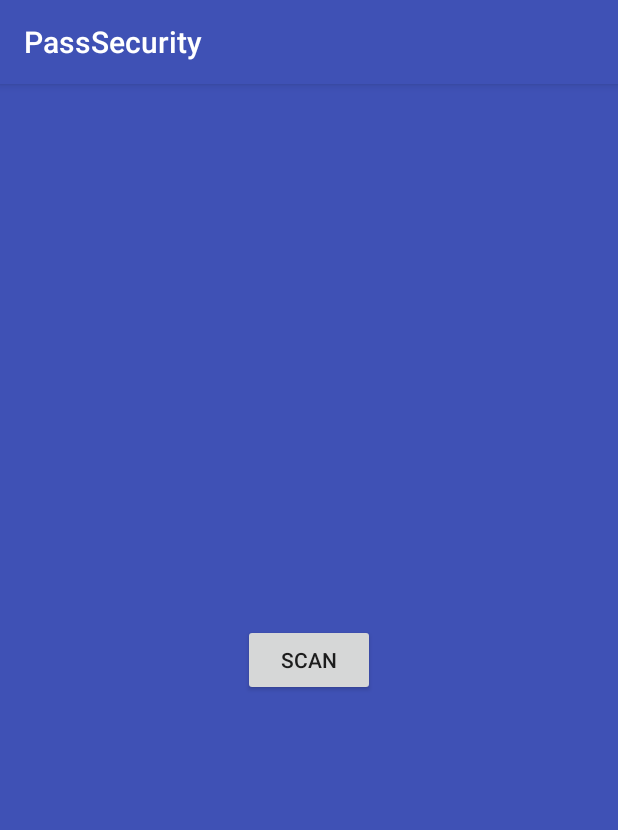
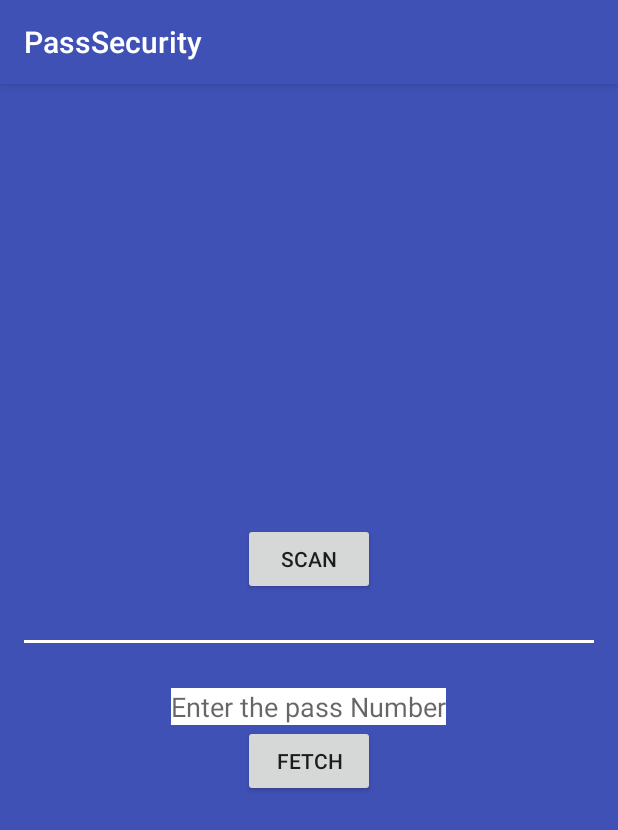
Before and after one commit to Dwijraj/TouristUser, an Android app: the screen it shows after launch once a user with an empty profile is signed in (MainActivity), on a phone screen of 412 x 824 dp. Shown: the top 830 px of the screen. Run offline under Robolectric (Android 15) with nearby library versions, the phone set to English and light mode, and no system bars; our stand-ins replace Firebase (no records; nobody signed in at launch, a user with empty details on screens opened directly); libraries missing offline, so code that uses them is left out: com.google.zxing.integration.

Commit message:
Provision to write pass number also

```diff
--- a/app/src/main/java/pass/com/passsecurity/Display.java
+++ b/app/src/main/java/pass/com/passsecurity/Display.java
@@ -29,6 +29,8 @@ public class Display extends AppCompatActivity {
     private Button Vehicle;
     private Button generatebarcode;
     private TextView Mobile2;
+    private TextView CarNumber;
+    private TextView DriverName;
     private TextView Dateofbirth2;
     private TextView Dateofjourney2;
     private TextView Transaction_Id2;
@@ -49,6 +51,8 @@ public class Display extends AppCompatActivity {
         super.onCreate(savedInstanceState);
         setContentView(R.layout.activity_display);
 
+        CarNumber=(TextView)findViewById(R.id.car_num);
+        DriverName=(TextView)findViewById(R.id.driver_name);
         scan_id2=(ImageView)findViewById(R.id.SCAN_PIC) ;
         Name2=(TextView)findViewById(R.id.SCAN_NAME);
         Address2=(TextView)findViewById(R.id.SCAN_ADDRESS);
@@ -92,6 +96,8 @@ public class Display extends AppCompatActivity {
                             Dateofjourney2.setText(app.DateOfJourney);
                             Purpose2.setText(app.Purpose);
                             ID_Sources.setText(app.ID_Source);
+                            CarNumber.setText(app.Carnumber);
+                            DriverName.setText(app.Drivername);
                             Application_status2.setText(app.ApplicationStatus.toUpperCase());
 
 
--- a/app/src/main/java/pass/com/passsecurity/MainActivity.java
+++ b/app/src/main/java/pass/com/passsecurity/MainActivity.java
@@ -5,6 +5,7 @@ import android.support.v7.app.AppCompatActivity;
 import android.os.Bundle;
 import android.view.View;
 import android.widget.Button;
+import android.widget.EditText;
 import android.widget.Toast;
 
 import com.google.firebase.auth.FirebaseAuth;
@@ -20,8 +21,10 @@ import com.google.zxing.integration.android.IntentResult;
 
 public class MainActivity extends AppCompatActivity {
 
+    private Button FETCHING;
     private FirebaseAuth mAuth;
     private Button SCAN;
+    private EditText Pass;
     private DatabaseReference Mstorageref;
     @Override
     protected void onCreate(Bundle savedInstanceState) {
@@ -29,6 +32,9 @@ public class MainActivity extends AppCompatActivity {
         setContentView(R.layout.activity_main);
 
         mAuth=FirebaseAuth.getInstance();
+
+        FETCHING=(Button)findViewById(R.id.Submit);
+        Pass=(EditText)findViewById(R.id.PASS_NUMBER);
 
         if(mAuth.getCurrentUser()==null)
         {
@@ -48,6 +54,27 @@ public class MainActivity extends AppCompatActivity {
 
             }
         });
+
+
+        FETCHING.setOnClickListener(new View.OnClickListener() {
+            @Override
+            public void onClick(View v) {
+
+                if(!Pass.getText().toString().trim().isEmpty())
+                {
+
+                    Intent I=new Intent(MainActivity.this,Display.class);
+                    I.putExtra("Pass",Pass.getText().toString().trim());
+
+                    startActivity(I);
+                }
+
+            }
+        });
+
+
+
+
     }
 
     @Override
--- a/app/src/main/res/layout/activity_main.xml
+++ b/app/src/main/res/layout/activity_main.xml
@@ -8,8 +8,20 @@
     android:paddingLeft="@dimen/activity_horizontal_margin"
     android:paddingRight="@dimen/activity_horizontal_margin"
     android:paddingTop="@dimen/activity_vertical_margin"
+    android:gravity="center"
     android:background="@color/colorPrimary"
     tools:context="pass.com.passsecurity.MainActivity">
+
+   <LinearLayout
+       android:gravity="center"
+       android:orientation="vertical"
+       android:layout_width="match_parent"
+       android:layout_height="wrap_content">
+
+      <LinearLayout
+          android:gravity="center"
+          android:layout_width="match_parent"
+          android:layout_height="wrap_content">
 
          <Button
              android:layout_width="wrap_content"
@@ -18,4 +30,46 @@
              android:text="SCAN"
              android:id="@+id/scan"
              android:layout_height="wrap_content" />
+
+
+      </LinearLayout>
+      <LinearLayout
+          android:layout_marginTop="30dp"
+          android:layout_width="match_parent"
+          android:layout_height="wrap_content">
+
+         <View
+             android:layout_width="match_parent"
+             android:layout_height="2dp"
+             android:background="#ffff"
+            />
+
+
+      </LinearLayout>
+
+      <LinearLayout
+          android:layout_marginTop="30dp"
+          android:gravity="center"
+          android:orientation="vertical"
+          android:layout_width="match_parent"
+          android:layout_height="wrap_content">
+
+         <EditText
+             android:background="#ffff"
+             android:id="@+id/PASS_NUMBER"
+             android:hint="Enter the pass Number"
+             android:layout_width="wrap_content"
+             android:layout_height="wrap_content" />
+
+         <Button
+             android:id="@+id/Submit"
+             android:text="FETCH"
+             android:layout_width="wrap_content"
+             android:layout_height="wrap_content" />
+
+
+      </LinearLayout>
+
+   </LinearLayout>
+
 </RelativeLayout>
```
Also changed, not shown: app/src/main/java/pass/com/passsecurity/Application.java (+6 -1 lines), app/src/main/res/layout/activity_display.xml (+48 -0 lines). Lines whose indentation alone changed are shown as unchanged.
